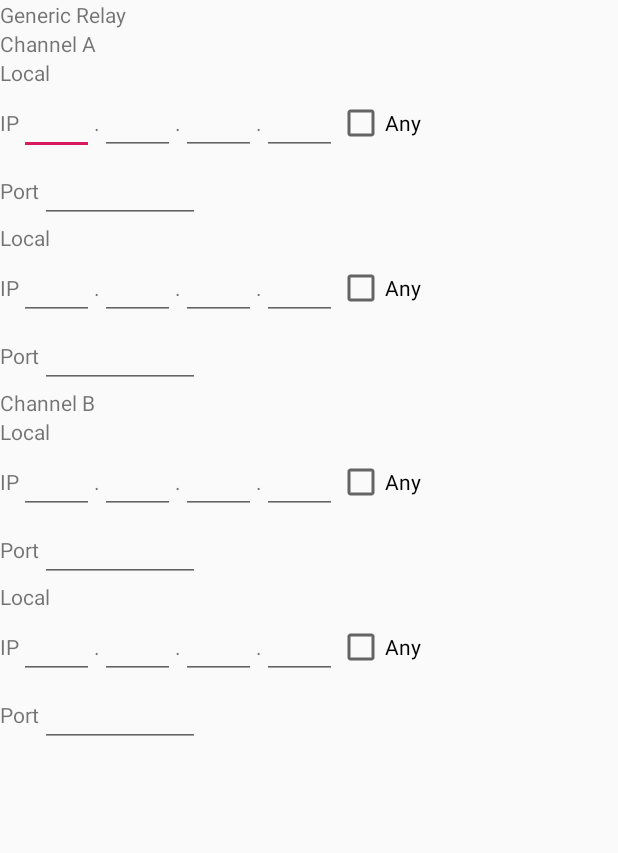
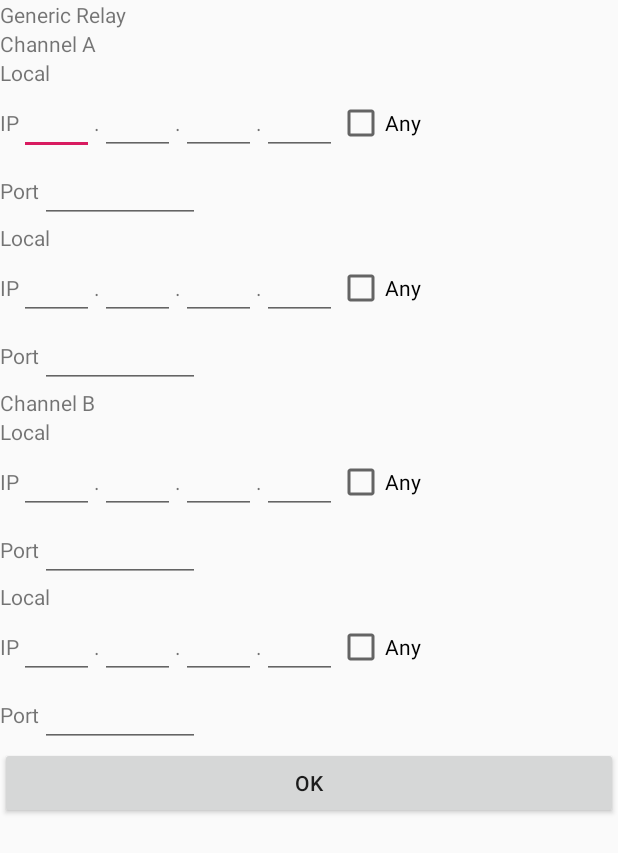
Before and after one commit to rodneymc/UdpRelay, an Android app: the screen it shows after launch (GenericUDPrelay), on a phone screen of 412 x 824 dp. Shown: the top 853 px of the screen. Run offline under Robolectric (Android 15) with nearby library versions, the phone set to English and light mode, and no system bars.

Commit message:
Added basic save / ok button

```diff
--- a/app/src/main/res/layout/generic_udp_relay.xml
+++ b/app/src/main/res/layout/generic_udp_relay.xml
@@ -66,5 +66,12 @@
             android:layout_width="match_parent"
             android:layout_height="wrap_content"/>
 
+        <Button
+            android:id="@+id/okbutton"
+            android:layout_width="match_parent"
+            android:layout_height="wrap_content"
+            android:text="OK" />
+
+
     </LinearLayout>
 </LinearLayout>
```
Also changed, not shown: app/src/main/java/com/daftdroid/android/udprelay/GenericUDPrelay.java (+22 -0 lines), app/src/main/java/com/daftdroid/android/udprelay/ui_components/Ipv4.java (+8 -1 lines).
